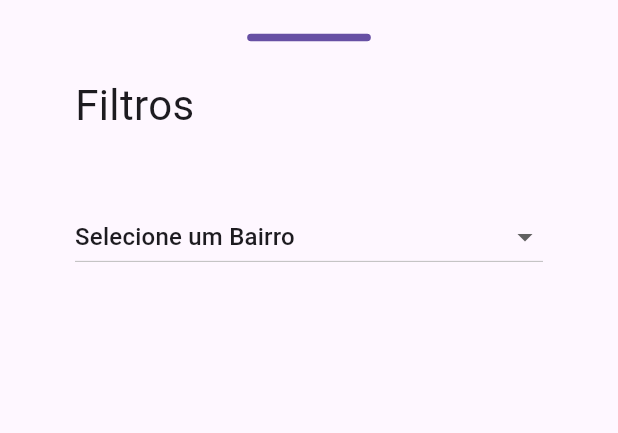
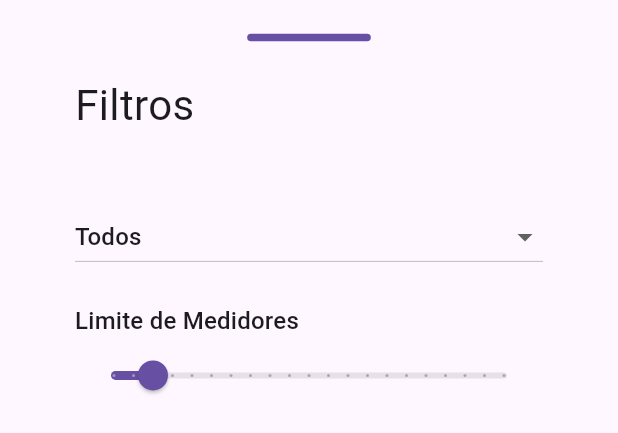
Before and after one commit to AntonioCruzCC/LoRa_Telemetry, a Flutter app: the Filter widget shown alone on an empty page, opened directly, on a phone screen of 412 x 824 dp. Shown: the top 433 px of the screen. Run offline on Flutter 3.47's test engine with Material 2 defaults, Android fonts, the phone set to English and light mode, and no system bars; our stand-ins replace cloud_firestore, firebase_core, google_maps_flutter, location; accounts and stored records are empty; statements that could not run were skipped.

Commit message:
Map load error fix.

```diff
--- a/lib/controllers/power_meter.dart
+++ b/lib/controllers/power_meter.dart
@@ -1,11 +1,14 @@
 import 'package:cloud_firestore/cloud_firestore.dart';
 import 'package:google_maps_flutter/google_maps_flutter.dart';
 import 'package:lora_telemetry/controllers/district.dart';
+import 'package:lora_telemetry/controllers/extensions/instant_values.dart';
 
 class PowerMeter {
   String id;
   LatLng geolocation;
   DocumentReference districtRef;
+  DateTime? lastUpdate;
+  InstantValues? instantValues;
 
   Future<District> get district async {
     return District.fromJson(
@@ -18,6 +21,8 @@ class PowerMeter {
     required this.id,
     required this.geolocation,
     required this.districtRef,
+    this.lastUpdate,
+    this.instantValues,
   });
 
   PowerMeter.fromJson(String id, Map<String, Object?> json)
@@ -28,11 +33,17 @@ class PowerMeter {
             (json['Geolocation']! as GeoPoint).longitude,
           ),
           districtRef: (json['District']! as DocumentReference),
+          lastUpdate: json['LastUpdate'] != null
+              ? (json['LastUpdate'] as Timestamp).toDate()
+              : null,
+          instantValues: InstantValues(json),
         );
 
   Map<String, Object?> toJson() {
     return {
       'Geolocation': geolocation,
+      'District': districtRef,
+      'LastUpdate': lastUpdate
     };
   }
 }
--- a/lib/handlers/filter_handler.dart
+++ b/lib/handlers/filter_handler.dart
@@ -4,6 +4,7 @@ class FilterHandler {
   static final FilterHandler _filterSingleton = FilterHandler._internal();
 
   static District? selectedDistrict;
+  static int? limitOfRecords;
 
   factory FilterHandler() {
     return _filterSingleton;
--- a/lib/handlers/firestore_handler.dart
+++ b/lib/handlers/firestore_handler.dart
@@ -1,9 +1,7 @@
 import 'package:cloud_firestore/cloud_firestore.dart';
 import 'package:flutter/material.dart';
-import 'package:google_maps_flutter/google_maps_flutter.dart';
 import 'package:lora_telemetry/controllers/district.dart';
 import 'package:lora_telemetry/controllers/power_meter.dart';
-import 'package:lora_telemetry/widgets/power_meter_details.dart';
 
 import 'filter_handler.dart';
 
@@ -34,23 +32,13 @@ class FirestoreHandler {
         toFirestore: (district, _) => district.toJson());
   }
 
-  Future<Set<Marker>> getFilteredMeters(BuildContext context) async {
+  Future<List<PowerMeter>> getFilteredMeters(BuildContext context) async {
     QuerySnapshot<PowerMeter> querySnapshot =
         await powerMetersRef.getFilters().get();
     return querySnapshot.docs
-        .map(
-          (QueryDocumentSnapshot<PowerMeter> powerMeterDoc) => Marker(
-            markerId: MarkerId(powerMeterDoc.data().id),
-            position: powerMeterDoc.data().geolocation,
-            onTap: () => showDialog<String>(
-              context: context,
-              builder: (context) => PowerMeterDetails(
-                powerMeterDoc.data(),
-              ),
-            ),
-          ),
-        )
-        .toSet();
+        .map((QueryDocumentSnapshot<PowerMeter> powerMeterDoc) =>
+            powerMeterDoc.data())
+        .toList();
   }
 
   Future<List<District>> getAllDistricts() async {
@@ -71,9 +59,9 @@ extension on Query<PowerMeter> {
             .db
             .collection('Districts')
             .doc(FilterHandler.selectedDistrict?.id),
-      );
+      ).limit(FilterHandler.limitOfRecords ?? 10);
     } else {
-      return limit(10);
+      return limit(FilterHandler.limitOfRecords ?? 10);
     }
   }
 }
--- a/lib/pages/map_page.dart
+++ b/lib/pages/map_page.dart
@@ -2,10 +2,12 @@ import 'dart:async';
 
 import 'package:flutter/material.dart';
 import 'package:google_maps_flutter/google_maps_flutter.dart';
-import 'package:location/location.dart';
+import 'package:lora_telemetry/controllers/power_meter.dart';
 import 'package:lora_telemetry/handlers/firestore_handler.dart';
 import 'package:lora_telemetry/handlers/location_handler.dart';
 import 'package:lora_telemetry/widgets/filter.dart';
+
+import '../widgets/power_meter_details.dart';
 
 class MapPage extends StatefulWidget {
   const MapPage({Key? key}) : super(key: key);
@@ -33,9 +35,25 @@ class _MapPageState extends State<MapPage> {
   }
 
   setMarkers(BuildContext context) async {
-    Set<Marker> markersToSet = await _firestoreHandler.getFilteredMeters(
+    List<PowerMeter> powerMeters = await _firestoreHandler.getFilteredMeters(
       context,
     );
+
+    Set<Marker> markersToSet = powerMeters
+        .map(
+          (PowerMeter meter) => Marker(
+            markerId: MarkerId(meter.id),
+            position: meter.geolocation,
+            onTap: () => showDialog<String>(
+              context: context,
+              builder: (context) => PowerMeterDetails(
+                meter,
+              ),
+            ),
+          ),
+        )
+        .toSet();
+
     setState(() {
       markers = markersToSet;
     });
--- a/lib/widgets/districts_combobox.dart
+++ b/lib/widgets/districts_combobox.dart
@@ -28,7 +28,7 @@ class _DistrictsComboBoxState extends State<DistrictsComboBox> {
         0,
         const DropdownMenuItem(
           value: null,
-          child: Text('Selecione um Bairro'),
+          child: Text('Todos'),
         ),
       );
     }
--- a/lib/widgets/filter.dart
+++ b/lib/widgets/filter.dart
@@ -1,5 +1,6 @@
 import 'package:flutter/material.dart';
 import 'package:lora_telemetry/widgets/districts_combobox.dart';
+import 'package:lora_telemetry/widgets/limit_slider.dart';
 
 class Filter extends StatefulWidget {
   const Filter({Key? key}) : super(key: key);
@@ -9,6 +10,19 @@ class Filter extends StatefulWidget {
 }
 
 class _FilterState extends State<Filter> {
+  //add spaces between the filters
+  List<Widget> addSpacers(List<Widget> list) {
+    for (int i = 1; i <= (list.length - 1); i += 2) {
+      list.insert(
+        i,
+        const SizedBox(
+          height: 20,
+        ),
+      );
+    }
+    return list;
+  }
+
   @override
   Widget build(BuildContext context) {
     return SizedBox(
@@ -49,9 +63,12 @@ class _FilterState extends State<Filter> {
             Expanded(
               flex: 10,
               child: Column(
-                children: const [
-                  DistrictsComboBox(),
-                ],
+                children: addSpacers(
+                  [
+                    const DistrictsComboBox(),
+                    const LimitSlider(),
+                  ],
+                ),
               ),
             )
           ],
--- /dev/null
+++ b/lib/widgets/limit_slider.dart
@@ -0,0 +1,46 @@
+import 'package:flutter/material.dart';
+import 'package:lora_telemetry/handlers/filter_handler.dart';
+
+class LimitSlider extends StatefulWidget {
+  const LimitSlider({Key? key}) : super(key: key);
+
+  @override
+  State<LimitSlider> createState() => _LimitSliderState();
+}
+
+class _LimitSliderState extends State<LimitSlider> {
+  String getSliderLabel() {
+    return (FilterHandler.limitOfRecords ?? 10.00) < 100
+        ? FilterHandler.limitOfRecords.toString()
+        : 'Todos';
+  }
+
+  @override
+  Widget build(BuildContext context) {
+    return Column(
+      children: [
+        SizedBox(
+          width: double.infinity,
+          child: Text(
+            'Limite de Medidores',
+            style: Theme.of(context).textTheme.subtitle1,
+          ),
+        ),
+        Slider(
+          min: 1,
+          max: 100,
+          divisions: 20,
+          label: getSliderLabel(),
+          value: FilterHandler.limitOfRecords?.toDouble() ?? 10.0,
+          onChanged: (value) {
+            setState(
+              () {
+                FilterHandler.limitOfRecords = value.toInt();
+              },
+            );
+          },
+        ),
+      ],
+    );
+  }
+}
--- a/pubspec.yaml
+++ b/pubspec.yaml
@@ -34,6 +34,7 @@ dependencies:
   cupertino_icons: ^1.0.2
   cloud_firestore: ^3.4.7
   firebase_core: ^1.22.0
+  intl: ^0.17.0
 
 dev_dependencies:
   flutter_test:
```
Also changed, not shown: lib/controllers/extensions/instant_values.dart (added, +34 -0 lines), lib/widgets/instant_values.dart (added, +61 -0 lines), lib/widgets/power_meter_details.dart (+34 -3 lines), pubspec.lock.
